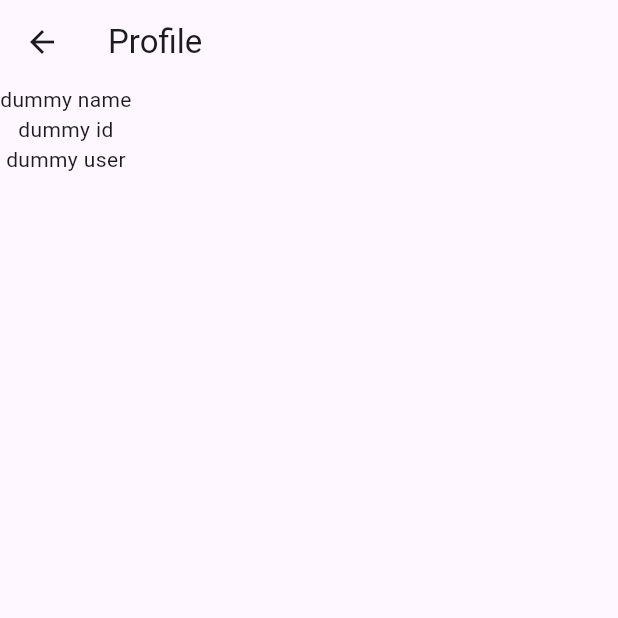
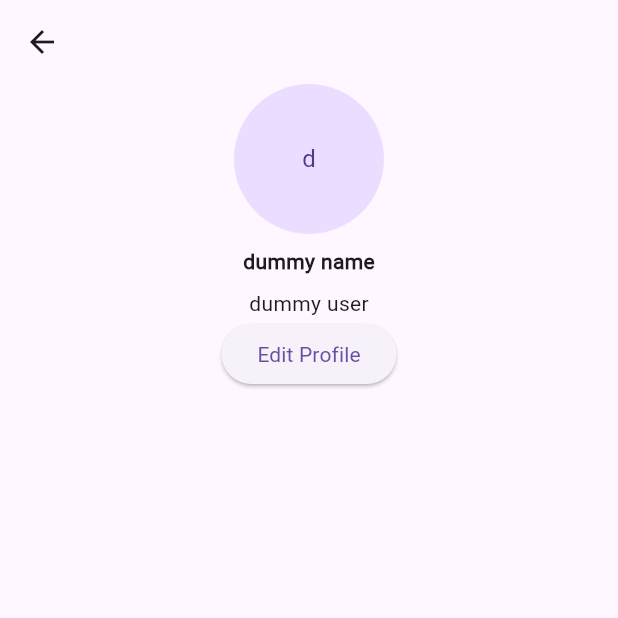
Before and after one commit to subedisuraj1/globalchat, a Flutter app: the DashboradScreen screen opened directly, in the side drawer, after a tap on "Profile", on a phone screen of 412 x 824 dp, the top half of it. Run offline on Flutter 3.47's test engine with Material 3 defaults, Android fonts, the phone set to English and light mode, and no system bars; our stand-ins replace cloud_firestore, firebase_auth, firebase_core; accounts and stored records are empty.

Commit message:
profile section designed

```diff
--- a/lib/screens/dashboard_screen.dart
+++ b/lib/screens/dashboard_screen.dart
@@ -1,7 +1,10 @@
+import 'package:cloud_firestore/cloud_firestore.dart';
 import 'package:flutter/material.dart';
 import 'package:firebase_auth/firebase_auth.dart';
+import 'package:globalchat/providers/user_providers.dart';
 import 'package:globalchat/screens/profile_screen.dart';
 import 'package:globalchat/screens/splash_screen.dart';
+import 'package:provider/provider.dart';
 
 class DashboradScreen extends StatefulWidget {
   const DashboradScreen({super.key});
@@ -12,11 +15,49 @@ class DashboradScreen extends StatefulWidget {
 
 class _DashboradScreenState extends State<DashboradScreen> {
   var user = FirebaseAuth.instance.currentUser;
+  var db = FirebaseFirestore.instance;
+
+  var scaffoldKey = GlobalKey<ScaffoldState>();
+
+  List<Map<String, dynamic>> chatroomsList = [];
+
+  void getChatrooms() {
+    db.collection("chatrooms").get().then((dataSnapshot) {
+      setState(() {
+        for (var singleChatroomData in dataSnapshot.docs) {
+          chatroomsList.add(singleChatroomData.data());
+        }
+      });
+    });
+  }
+
+  @override
+  void initState() {
+    getChatrooms();
+    super.initState();
+  }
+
   @override
   Widget build(BuildContext context) {
+    var userProvider = Provider.of<UserProvider>(context);
     return Scaffold(
+        key: scaffoldKey,
         appBar: AppBar(
           title: Text("Global Chat"),
+          leading: InkWell(
+            hoverColor: Colors.transparent,
+            highlightColor: Colors.transparent,
+            onTap: () {
+              scaffoldKey.currentState!.openDrawer();
+            },
+            child: Padding(
+              padding: const EdgeInsets.all(6.0),
+              child: CircleAvatar(
+                radius: 20,
+                child: Text(userProvider.userName[0]),
+              ),
+            ),
+          ),
         ),
         drawer: Drawer(
           child: Container(
@@ -24,6 +65,27 @@ class _DashboradScreenState extends State<DashboradScreen> {
               children: [
                 SizedBox(
                   height: 10,
+                ),
+                ListTile(
+                  onTap: () async {
+                    Navigator.push(
+                      context,
+                      MaterialPageRoute(
+                        builder: (context) {
+                          return ProfileScreen();
+                        },
+                      ),
+                    );
+                  },
+                  leading: CircleAvatar(
+                    child: Text(userProvider.userName[0]),
+                  ),
+                  title: Text(
+                    userProvider.userName,
+                    style: TextStyle(
+                      fontWeight: FontWeight.bold,
+                    ),
+                  ),
                 ),
                 ListTile(
                   onTap: () async {
@@ -57,11 +119,21 @@ class _DashboradScreenState extends State<DashboradScreen> {
             ),
           ),
         ),
-      body: Column(
-        children: [
-          Text((user?.email ?? "").toString()),
-        ],
+        body: ListView.builder(
+            itemCount: chatroomsList.length,
+            itemBuilder: (BuildContext context, int index) {
+              String chatroomName = chatroomsList[index]["chatroom_name"] ?? "";
+              return ListTile(
+                leading: CircleAvatar(
+                  backgroundColor: Colors.blueGrey[900],
+                  child: Text(
+                    chatroomName[0],
+                    style: TextStyle(color: Colors.white),
                   ),
+                ),
+                title: Text(chatroomName),
+                subtitle: Text(chatroomsList[index]["desc"] ?? ""),
               );
+            }));
   }
 }
--- a/lib/screens/profile_screen.dart
+++ b/lib/screens/profile_screen.dart
@@ -2,6 +2,7 @@ import 'package:cloud_firestore/cloud_firestore.dart';
 import 'package:firebase_auth/firebase_auth.dart';
 import 'package:flutter/material.dart';
 import 'package:globalchat/providers/user_providers.dart';
+import 'package:globalchat/screens/edit_profile_screen.dart';
 import 'package:provider/provider.dart';
 
 class ProfileScreen extends StatefulWidget {
@@ -14,37 +15,48 @@ class ProfileScreen extends StatefulWidget {
 class _ProfileScreenState extends State<ProfileScreen> {
   Map<String, dynamic>? userData = {};
 
-  var db = FirebaseFirestore.instance;
-  var authuser = FirebaseAuth.instance.currentUser;
-
-  void getData() {
-    db.collection("users").doc(authuser!.uid).get().then((dataSnapshot) {
-      setState(() {
-        userData = dataSnapshot.data();
-      });
-    });
-  }
-
-  @override
-  void initState() {
-    getData();
-    super.initState();
-  }
-
   @override
   Widget build(BuildContext context) {
     var userProvider = Provider.of<UserProvider>(context);
 
     return Scaffold(
       appBar: AppBar(
-        title: Text('Profile'),
+        title: Text(''),
       ),
-      body: Column(
-        children: [
-          Text(userProvider.userName),
-          Text(userProvider.userId),
-          Text(userProvider.userEmail),
-        ],
+      body: Container(
+        width: double.infinity,
+        child: Column(
+          crossAxisAlignment: CrossAxisAlignment.center,
+          children: [
+            CircleAvatar(
+              radius: 50,
+              child: Text(userProvider.userName[0]),
+            ),
+            SizedBox(
+              height: 8,
+            ),
+            Text(
+              userProvider.userName,
+              style: TextStyle(fontWeight: FontWeight.bold),
+            ),
+            SizedBox(
+              height: 8,
+            ),
+            Text(userProvider.userEmail),
+            ElevatedButton(
+                onPressed: () {
+                  Navigator.push(
+                    context,
+                    MaterialPageRoute(
+                      builder: (context) {
+                        return EditProfileScreen();
+                      },
+                    ),
+                  );
+                },
+                child: Text("Edit Profile"))
+          ],
+        ),
       ),
     );
   }
--- a/lib/screens/splash_screen.dart
+++ b/lib/screens/splash_screen.dart
@@ -1,7 +1,9 @@
 import 'package:firebase_auth/firebase_auth.dart';
 import 'package:flutter/material.dart';
+import 'package:globalchat/providers/user_providers.dart';
 import 'package:globalchat/screens/dashboard_screen.dart';
 import 'package:globalchat/screens/login_screen.dart';
+import 'package:provider/provider.dart';
 
 class SplashScreen extends StatefulWidget {
   const SplashScreen({super.key});
@@ -28,6 +30,7 @@ class _SplashScreenState extends State<SplashScreen> {
   }
 
   void openDashboard() {
+    Provider.of<UserProvider>(context, listen: false).getUserDetails();
     Navigator.pushReplacement(
       context,
       MaterialPageRoute(
```
Also changed, not shown: lib/providers/user_providers.dart (+14 -0 lines), lib/screens/edit_profile_screen.dart (added, +74 -0 lines). Lines whose indentation alone changed are shown as unchanged.
